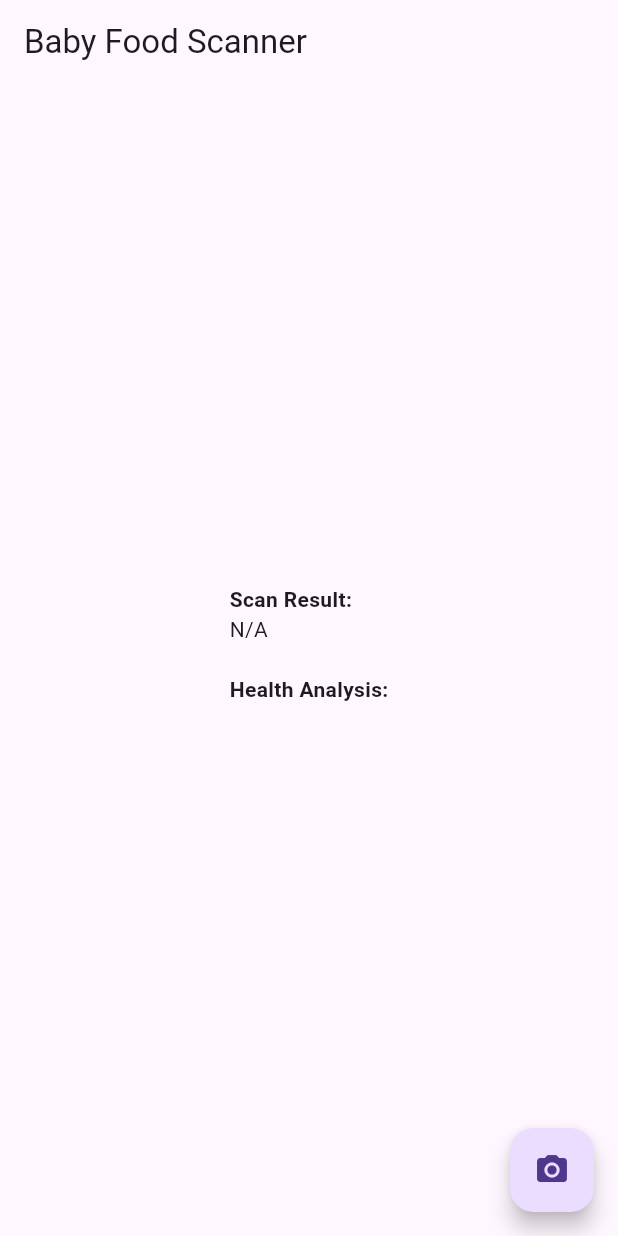
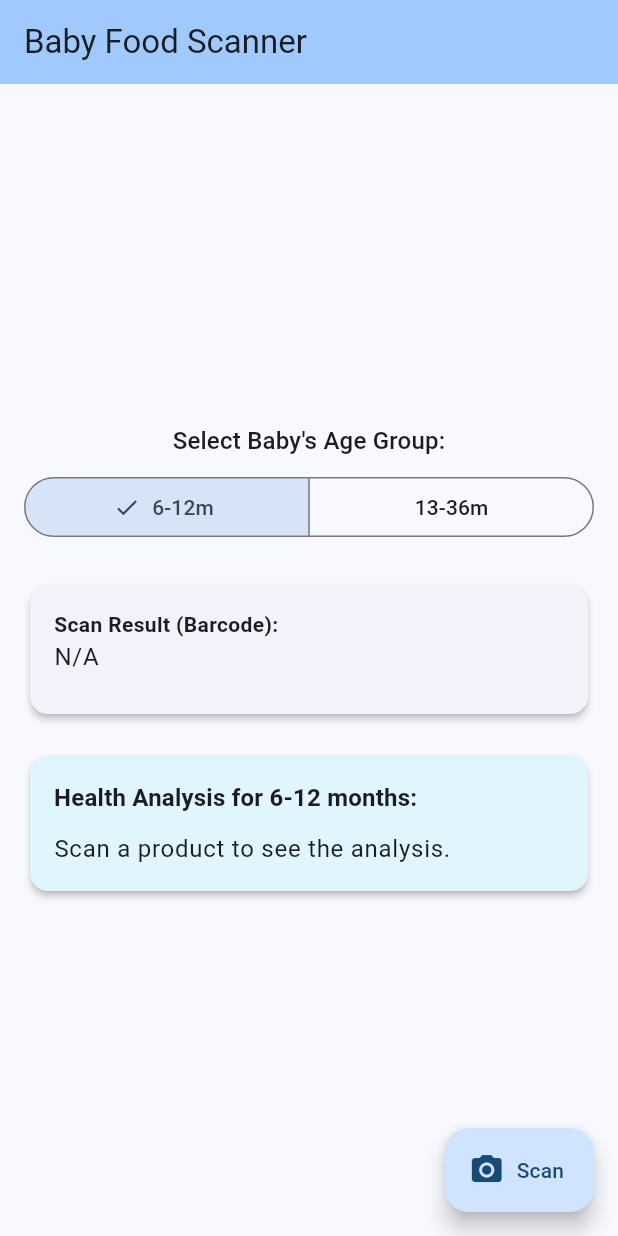
Before and after one commit to LilSeabass08/barcode_scanner_flutter, a Flutter app: the screen it shows after launch, on a phone screen of 412 x 824 dp. Run offline on Flutter 3.47's test engine with Material 3 defaults, Android fonts, the phone set to English and light mode, and no system bars; missing offline and left inert: flutter_barcode_scanner.

Commit message:
added database for baby health. reoptimized code to recommend product or not

```diff
--- a/lib/main.dart
+++ b/lib/main.dart
@@ -2,7 +2,6 @@ import 'dart:convert';
 import 'package:flutter/material.dart';
 import 'package:flutter_barcode_scanner/flutter_barcode_scanner.dart';
 import 'package:http/http.dart' as http;
-import 'package:openfoodfacts/openfoodfacts.dart';
 
 void main() {
   runApp(const MyApp());
@@ -17,6 +16,8 @@ class MyApp extends StatelessWidget {
       title: 'Baby Food Scanner',
       theme: ThemeData(
         primarySwatch: Colors.blue,
+        useMaterial3: true,
+        colorScheme: ColorScheme.fromSeed(seedColor: Colors.blue),
       ),
       home: const MyHomePage(title: 'Baby Food Scanner'),
     );
@@ -32,43 +33,48 @@ class MyHomePage extends StatefulWidget {
   State<MyHomePage> createState() => _MyHomePageState();
 }
 
+// Enum to manage the selected age group
+enum AgeGroup { sixToTwelve, thirteenToThirtySix }
+
 class _MyHomePageState extends State<MyHomePage> {
   String _scanResult = 'N/A';
   Map<String, dynamic>? _productInfo;
-  String _healthAnalysis = '';
+  String _healthAnalysis = 'Scan a product to see the analysis.';
   bool _isLoading = false;
+  AgeGroup _selectedAgeGroup = AgeGroup.sixToTwelve;
 
   Future<void> _scanBarcode() async {
     try {
       final barcode = await FlutterBarcodeScanner.scanBarcode(
-        '#ff6666',
-        'Cancel',
-        true,
+        '#ff6666', // scanner line color
+        'Cancel',  // cancel button text
+        true,      // show flash icon
         ScanMode.BARCODE,
       );
 
       if (!mounted || barcode == '-1') {
-        return;
+        return; // User cancelled the scan
       }
 
       setState(() {
         _scanResult = barcode;
         _isLoading = true;
+        _productInfo = null; // Clear previous product info
+        _healthAnalysis = ''; // Clear previous analysis
       });
 
       await _fetchProductInfo(barcode);
     } catch (e) {
       setState(() {
-        _scanResult = 'Error: $e';
+        _scanResult = 'Error scanning barcode: $e';
         _isLoading = false;
       });
     }
   }
 
   Future<void> _fetchProductInfo(String barcode) async {
-    final url = Uri.parse('https://world.openfoodfacts.net/api/v0/product/$barcode.json');
+    final url = Uri.parse('https://world.openfoodfacts.net/api/v2/product/$barcode?fields=product_name,nutriments');
     try {
-      // Per Open Food Facts API guidelines, add a custom User-Agent header.
       final response = await http.get(
         url,
         headers: {
@@ -78,7 +84,7 @@ class _MyHomePageState extends State<MyHomePage> {
 
       if (response.statusCode == 200) {
         final data = json.decode(response.body);
-        if (data['status'] == 1) {
+        if (data['status'] == 1 && data['product'] != null) {
           setState(() {
             _productInfo = data['product'];
             _analyzeNutrition();
@@ -86,19 +92,19 @@ class _MyHomePageState extends State<MyHomePage> {
         } else {
           setState(() {
             _productInfo = null;
-            _healthAnalysis = 'Product not found.';
+            _healthAnalysis = 'Product not found in the database.';
           });
         }
       } else {
         setState(() {
           _productInfo = null;
-          _healthAnalysis = 'Failed to fetch data.';
+          _healthAnalysis = 'Failed to fetch data from Open Food Facts API.';
         });
       }
     } catch (e) {
       setState(() {
         _productInfo = null;
-        _healthAnalysis = 'Error: $e';
+        _healthAnalysis = 'An error occurred: $e';
       });
     } finally {
       setState(() {
@@ -109,23 +115,67 @@ class _MyHomePageState extends State<MyHomePage> {
 
   void _analyzeNutrition() {
     if (_productInfo == null || _productInfo!['nutriments'] == null) {
-      _healthAnalysis = 'No nutrition information available.';
+      _healthAnalysis = 'No nutrition information available for this product.';
       return;
     }
 
-    final nutriments = _productInfo!['nutriments'];
-    final sugars = nutriments['sugars_100g'] ?? 0;
-    final sodium = nutriments['sodium_100g'] ?? 0;
+    final nutriments = _productInfo!['nutriments'] as Map<String, dynamic>;
+    List<String> analysisPoints = [];
 
-    // Simple analysis based on sugar and sodium content for babies
-    // These thresholds are examples and should be based on pediatric guidelines
-    if (sugars > 10) {
-      _healthAnalysis = 'High in sugar. Not recommended for daily intake.';
-    } else if (sodium > 0.2) {
-      _healthAnalysis = 'High in sodium. Not recommended for daily intake.';
+    // --- Values from your document ---
+    // Daily values. We will analyze the per-100g content to see if it's a significant source.
+    double proteinDaily = _selectedAgeGroup == AgeGroup.sixToTwelve ? 11 : 13; // g
+    double ironDaily = _selectedAgeGroup == AgeGroup.sixToTwelve ? 11 : 7; // mg
+    double zincDaily = 3; // mg
+    double potassiumDaily = _selectedAgeGroup == AgeGroup.sixToTwelve ? 860 : 2000; // mg
+
+    // Get values from API (per 100g). Use 0 if null.
+    // Note: Iron, Zinc, and Potassium from the API are in grams, so we convert to mg.
+    double addedSugars = (nutriments['added-sugars_100g'] ?? 0).toDouble();
+    double protein = (nutriments['proteins_100g'] ?? 0).toDouble();
+    double iron = (nutriments['iron_100g'] ?? 0).toDouble() * 1000; // convert g to mg
+    double zinc = (nutriments['zinc_100g'] ?? 0).toDouble() * 1000; // convert g to mg
+    double potassium = (nutriments['potassium_100g'] ?? 0).toDouble() * 1000; // convert g to mg
+
+    // **CRITICAL CHECK: Added Sugars**
+    if (addedSugars > 0) {
+      analysisPoints.add('🔴 Contains added sugars (${addedSugars}g per 100g). It is best to avoid added sugars for babies and toddlers.');
     } else {
-      _healthAnalysis = 'This product appears to be a healthy choice.';
+      analysisPoints.add('✅ Great! This product contains no added sugars.');
     }
+
+    // --- Nutrient Analysis ---
+
+    // Protein Analysis
+    // Let's consider it a "good source" if a 100g serving has ~20% of daily value
+    if (protein > (proteinDaily * 0.2)) {
+      analysisPoints.add('Good source of Protein (${protein.toStringAsFixed(1)}g per 100g).');
+    }
+
+    // Iron Analysis
+    if (iron > (ironDaily * 0.2)) {
+      analysisPoints.add('Good source of Iron (${iron.toStringAsFixed(1)}mg per 100g).');
+    }
+
+    // Zinc Analysis
+    if (zinc > (zincDaily * 0.2)) {
+      analysisPoints.add('Good source of Zinc (${zinc.toStringAsFixed(1)}mg per 100g).');
+    }
+
+    // Potassium Analysis
+    if (potassium > (potassiumDaily * 0.1)) { // Potassium is in larger quantities, so lower threshold
+        analysisPoints.add('Contains Potassium (${potassium.toStringAsFixed(0)}mg per 100g).');
+    }
+
+
+    if (analysisPoints.length <= 1 && addedSugars == 0) {
+        analysisPoints.add('This product seems okay, but lacks significant amounts of key nutrients based on the data available.');
+    }
+
+
+    setState(() {
+      _healthAnalysis = analysisPoints.join('\n\n');
+    });
   }
 
   @override
@@ -133,38 +183,88 @@ class _MyHomePageState extends State<MyHomePage> {
     return Scaffold(
       appBar: AppBar(
         title: Text(widget.title),
+        backgroundColor: Theme.of(context).colorScheme.inversePrimary,
       ),
       body: Center(
-        child: _isLoading
-            ? const CircularProgressIndicator()
-            : SingleChildScrollView(
+        child: SingleChildScrollView(
           padding: const EdgeInsets.all(16.0),
           child: Column(
             mainAxisAlignment: MainAxisAlignment.center,
+            crossAxisAlignment: CrossAxisAlignment.stretch,
+            children: <Widget>[
+              // Age Group Selector
+              Text('Select Baby\'s Age Group:', textAlign: TextAlign.center, style: Theme.of(context).textTheme.titleMedium),
+              const SizedBox(height: 8),
+              SegmentedButton<AgeGroup>(
+                segments: const <ButtonSegment<AgeGroup>>[
+                  ButtonSegment<AgeGroup>(value: AgeGroup.sixToTwelve, label: Text('6-12m')),
+                  ButtonSegment<AgeGroup>(value: AgeGroup.thirteenToThirtySix, label: Text('13-36m')),
+                ],
+                selected: <AgeGroup>{_selectedAgeGroup},
+                onSelectionChanged: (Set<AgeGroup> newSelection) {
+                  setState(() {
+                    _selectedAgeGroup = newSelection.first;
+                    // Re-analyze if a product is already loaded
+                    if (_productInfo != null) {
+                      _analyzeNutrition();
+                    }
+                  });
+                },
+              ),
+              const SizedBox(height: 24),
+
+              // Scan Result Card
+              Card(
+                elevation: 2,
+                child: Padding(
+                  padding: const EdgeInsets.all(16.0),
+                  child: Column(
                     crossAxisAlignment: CrossAxisAlignment.start,
-                  children: <Widget>[
-                    const Text('Scan Result:', style: TextStyle(fontWeight: FontWeight.bold)),
-                    Text(_scanResult),
-                    const SizedBox(height: 20),
+                    children: [
+                      const Text('Scan Result (Barcode):', style: TextStyle(fontWeight: FontWeight.bold)),
+                      Text(_scanResult, style: Theme.of(context).textTheme.bodyLarge),
+                      const SizedBox(height: 10),
                       if (_productInfo != null) ...[
                         const Text('Product Name:', style: TextStyle(fontWeight: FontWeight.bold)),
-                      Text(_productInfo!['product_name'] ?? 'N/A'),
-                      const SizedBox(height: 10),
-                      const Text('Nutrition Facts (per 100g):', style: TextStyle(fontWeight: FontWeight.bold)),
-                      Text('Sugars: ${_productInfo!['nutriments']['sugars_100g'] ?? 'N/A'}g'),
-                      Text('Sodium: ${_productInfo!['nutriments']['sodium_100g'] ?? 'N/A'}g'),
-                      const SizedBox(height: 20),
+                        Text(_productInfo!['product_name'] ?? 'N/A', style: Theme.of(context).textTheme.bodyLarge),
                       ],
-                    const Text('Health Analysis:', style: TextStyle(fontWeight: FontWeight.bold)),
-                    Text(_healthAnalysis, style: const TextStyle(color: Colors.red)),
                     ],
                   ),
                 ),
               ),
-      floatingActionButton: FloatingActionButton(
+              const SizedBox(height: 20),
+
+              // Analysis Card
+              if (_isLoading)
+                const Center(child: CircularProgressIndicator())
+              else
+                Card(
+                  elevation: 2,
+                  color: Colors.lightBlue[50],
+                  child: Padding(
+                    padding: const EdgeInsets.all(16.0),
+                    child: Column(
+                      crossAxisAlignment: CrossAxisAlignment.start,
+                      children: [
+                        Text('Health Analysis for ${_selectedAgeGroup == AgeGroup.sixToTwelve ? "6-12 months" : "13-36 months"}:', style: Theme.of(context).textTheme.titleMedium?.copyWith(fontWeight: FontWeight.bold)),
+                        const SizedBox(height: 10),
+                        Text(
+                          _healthAnalysis,
+                          style: Theme.of(context).textTheme.bodyLarge,
+                        ),
+                      ],
+                    ),
+                  ),
+                ),
+            ],
+          ),
+        ),
+      ),
+      floatingActionButton: FloatingActionButton.extended(
         onPressed: _scanBarcode,
         tooltip: 'Scan Barcode',
-        child: const Icon(Icons.camera_alt),
+        icon: const Icon(Icons.camera_alt),
+        label: const Text('Scan'),
       ),
     );
   }
```
Lines whose indentation alone changed are shown as unchanged.
